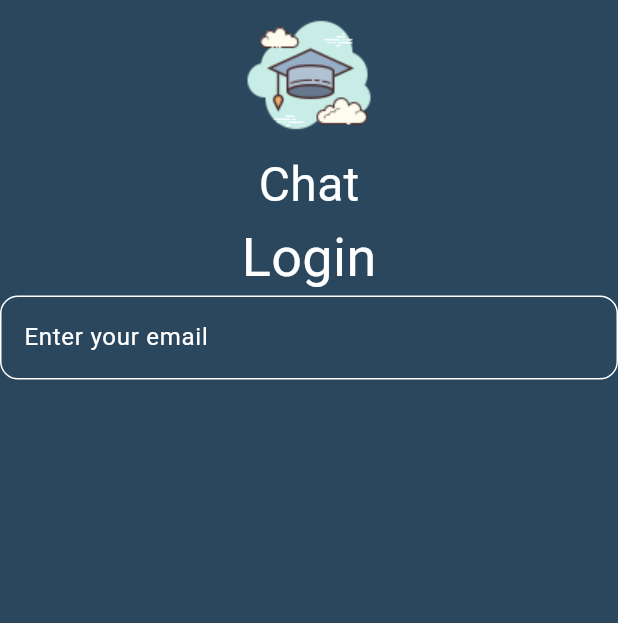
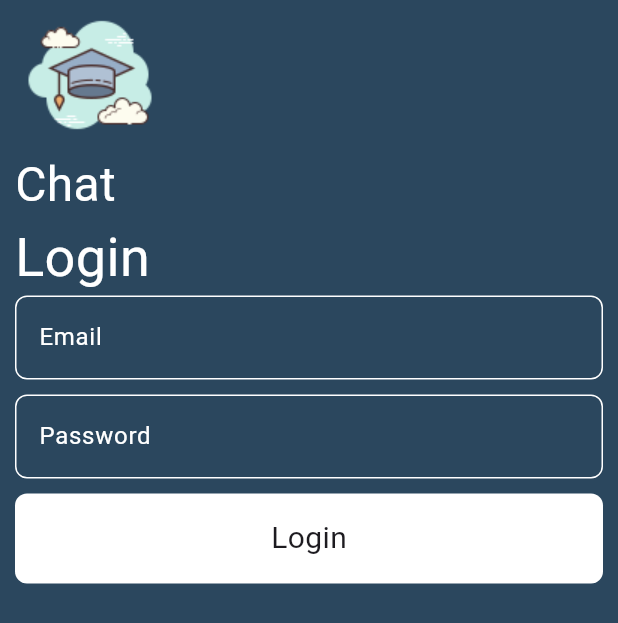
Before and after one commit to Naguib5/ChatApp, a Flutter app: the screen it shows after launch, on a phone screen of 412 x 824 dp. Shown: the top 623 px of the screen. Run offline on Flutter 3.47's test engine with Material 3 defaults, Android fonts, the phone set to English and light mode, and no system bars.

Commit message:
login screen part 1

```diff
--- a/lib/main.dart
+++ b/lib/main.dart
@@ -10,6 +10,7 @@ class ChatApp extends StatelessWidget {
 
   @override
   Widget build(BuildContext context) {
-    return MaterialApp(debugShowCheckedModeBanner: false, home: LoginPage());
+    return const MaterialApp(
+        debugShowCheckedModeBanner: false, home: LoginPage());
   }
 }
--- a/lib/pages/login_page.dart
+++ b/lib/pages/login_page.dart
@@ -1,3 +1,5 @@
+import 'package:chatapp/widgets/custom_button.dart';
+import 'package:chatapp/widgets/custom_text_field.dart';
 import 'package:flutter/material.dart';
 
 class LoginPage extends StatelessWidget {
@@ -7,21 +9,29 @@ class LoginPage extends StatelessWidget {
   Widget build(BuildContext context) {
     return Scaffold(
       backgroundColor: const Color(0xFF2B475E),
-      body: Column(children: [
-        Image.asset('assets/images/scholar.png'),
-        const Text('Chat', style: TextStyle(fontSize: 32, color: Colors.white)),
-        const Text('Login',
-            style: TextStyle(fontSize: 36, color: Colors.white)),
-        TextField(
-          decoration: InputDecoration(
-            enabledBorder: OutlineInputBorder(
-                borderRadius: BorderRadius.circular(12),
-                borderSide: const BorderSide(color: Colors.white)),
-            hintText: 'Enter your email',
-            hintStyle: const TextStyle(color: Colors.white),
+      body: Padding(
+        padding: const EdgeInsets.symmetric(horizontal: 10),
+        child: Column(crossAxisAlignment: CrossAxisAlignment.start, children: [
+          Image.asset('assets/images/scholar.png'),
+          const Text('Chat',
+              style: TextStyle(fontSize: 32, color: Colors.white)),
+          const Text('Login',
+              style: TextStyle(fontSize: 36, color: Colors.white)),
+          CustomTextField(
+            hintText: 'Email',
           ),
-        )
-      ]),
+          SizedBox(
+            height: 10,
+          ),
+          CustomTextField(
+            hintText: 'Password',
+          ),
+          SizedBox(
+            height: 10,
+          ),
+          CustomButton(),
+        ]),
+      ),
     );
   }
 }
--- /dev/null
+++ b/lib/widgets/custom_button.dart
@@ -0,0 +1,25 @@
+import 'package:flutter/material.dart';
+
+class CustomButton extends StatelessWidget {
+  const CustomButton({super.key});
+
+  @override
+  Widget build(BuildContext context) {
+    return Container(
+      width: double.infinity,
+      height: 60,
+      decoration: BoxDecoration(
+        color: Colors.white,
+        borderRadius: BorderRadius.circular(8),
+      ),
+      child: const Center(
+        child: Text(
+          'Login',
+          style: TextStyle(
+            fontSize: 20,
+          ),
+        ),
+      ),
+    );
+  }
+}
--- /dev/null
+++ b/lib/widgets/custom_text_field.dart
@@ -0,0 +1,21 @@
+import 'package:flutter/material.dart';
+
+class CustomTextField extends StatelessWidget {
+  CustomTextField({super.key, this.hintText});
+  String? hintText;
+  @override
+  Widget build(BuildContext context) {
+    return TextField(
+      decoration: InputDecoration(
+        enabledBorder: OutlineInputBorder(
+            borderRadius: BorderRadius.circular(8),
+            borderSide: const BorderSide(color: Colors.white)),
+        focusedBorder: OutlineInputBorder(
+            borderRadius: BorderRadius.circular(12),
+            borderSide: const BorderSide(color: Colors.white)),
+        hintText: hintText,
+        hintStyle: const TextStyle(color: Colors.white),
+      ),
+    );
+  }
+}
```
